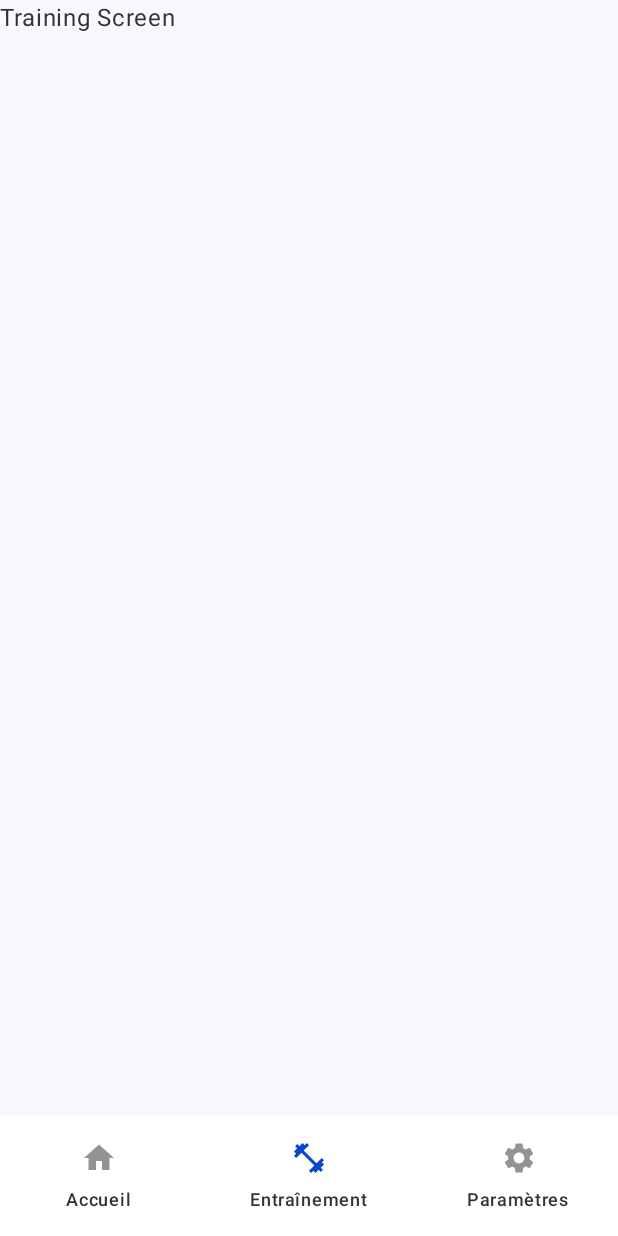
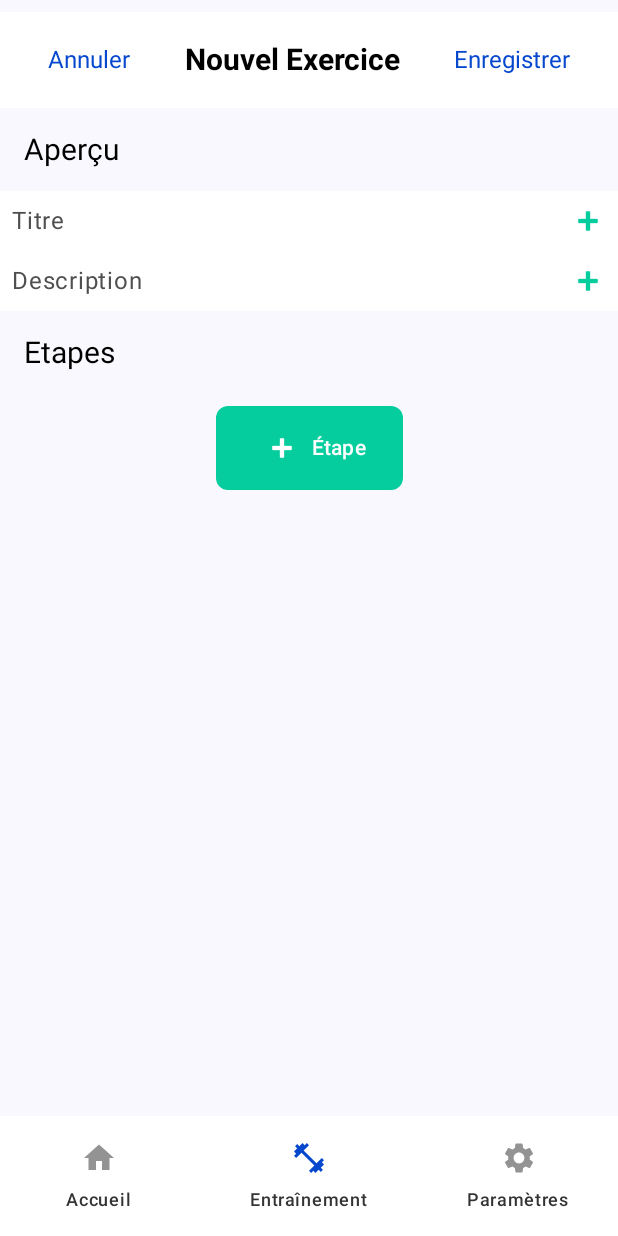
Before and after one commit to ourdjiniaymen/MyFitTracker, an Android app built with Jetpack Compose: the screen it shows after launch (MainActivity), item 2 of the bottom bar chosen, on a phone screen of 412 x 824 dp. Run offline under Robolectric (Android 15) with nearby library versions, the phone set to English and light mode, and no system bars.

Commit message:
add exercise and add step

```diff
--- a/app/src/main/java/fr/uge/myfittracker/MainActivity.kt
+++ b/app/src/main/java/fr/uge/myfittracker/MainActivity.kt
@@ -4,6 +4,7 @@ import android.os.Bundle
 import androidx.activity.ComponentActivity
 import androidx.activity.compose.setContent
 import androidx.activity.enableEdgeToEdge
+import androidx.compose.foundation.background
 import androidx.compose.foundation.layout.fillMaxSize
 import androidx.compose.foundation.layout.padding
 import androidx.compose.material3.Scaffold
@@ -15,6 +16,7 @@ import androidx.navigation.compose.rememberNavController
 import fr.uge.myfittracker.ui.navigation.BottomNavBar
 import fr.uge.myfittracker.ui.navigation.NavGraph
 import fr.uge.myfittracker.ui.theme.MyFitTrackerTheme
+import fr.uge.myfittracker.ui.theme.light
 
 class MainActivity : ComponentActivity() {
     override fun onCreate(savedInstanceState: Bundle?) {
@@ -31,6 +33,7 @@ class MainActivity : ComponentActivity() {
 fun MainScreen() {
     val navController = rememberNavController()
     Scaffold(
+        modifier = Modifier.background(color = light),
         bottomBar = { BottomNavBar(navController, darkTheme = false) }
     ) { innerPadding ->
         androidx.compose.foundation.layout.Box(modifier = Modifier.padding(innerPadding)) {
--- /dev/null
+++ b/app/src/main/java/fr/uge/myfittracker/ui/creation/AddExercise.kt
@@ -0,0 +1,262 @@
+package fr.uge.myfittracker.ui.creation
+
+import Step
+import android.util.Log
+import androidx.compose.foundation.background
+import androidx.compose.foundation.layout.*
+import androidx.compose.foundation.lazy.LazyColumn
+import androidx.compose.foundation.lazy.items
+import androidx.compose.foundation.shape.RoundedCornerShape
+import androidx.compose.foundation.text.BasicTextField
+import androidx.compose.material3.*
+import androidx.compose.runtime.*
+import androidx.compose.ui.Alignment
+import androidx.compose.ui.Modifier
+import androidx.compose.ui.draw.clip
+import androidx.compose.ui.graphics.Color
+import androidx.compose.ui.res.painterResource
+import androidx.compose.ui.text.TextStyle
+import androidx.compose.ui.text.font.FontWeight
+import androidx.compose.ui.text.input.TextFieldValue
+import androidx.compose.ui.text.style.TextAlign
+import androidx.compose.ui.unit.dp
+import androidx.compose.ui.unit.sp
+import fr.uge.myfittracker.ui.training.ExerciseViewModel
+import androidx.lifecycle.viewmodel.compose.viewModel
+import androidx.navigation.NavController
+import fr.uge.myfittracker.R
+import fr.uge.myfittracker.data.local.Exercise
+import fr.uge.myfittracker.ui.theme.black
+import fr.uge.myfittracker.ui.theme.colorPalette
+import fr.uge.myfittracker.ui.theme.darkGrey
+import fr.uge.myfittracker.ui.theme.darkerGrey
+import fr.uge.myfittracker.ui.theme.primary
+import fr.uge.myfittracker.ui.theme.secondary
+import kotlin.random.Random
+
+@OptIn(ExperimentalMaterial3Api::class)
+@Composable
+fun ExerciseScreen(navController: NavController, viewModel: ExerciseViewModel) {
+    val title by viewModel.title.collectAsState()
+    val description by viewModel.description.collectAsState()
+    var titleController by remember { mutableStateOf(TextFieldValue(title)) }
+    var descriptionController by remember { mutableStateOf(TextFieldValue(description)) }
+    val steps by viewModel.steps.collectAsState()
+    Log.i("test viewmodel", steps.toString())
+    Column(
+        modifier = Modifier
+            .padding(vertical = 8.dp)
+            .fillMaxSize(),
+    ) {
+        TopAppBar(
+            title = {
+                Text(
+                    text = "Nouvel Exercice",
+                    style = TextStyle(fontSize = 20.sp, fontWeight = FontWeight.Bold),
+                    textAlign = TextAlign.Center,
+                    modifier = Modifier.fillMaxWidth() // Occupe toute la largeur
+                )
+            },
+            navigationIcon = {
+                // Bouton à gauche
+                Button(
+                    onClick = { navController.popBackStack() },
+                    modifier = Modifier.padding(4.dp), // Ajustez le padding si nécessaire
+                    colors = ButtonDefaults.buttonColors(containerColor = Color.Transparent)
+                ) {
+                    Text(
+                        text = "Annuler",
+                        style = TextStyle(fontSize = 16.sp),
+                        color = secondary
+                    )
+                }
+            },
+            actions = {
+                // Bouton à droite
+                Button(
+                    onClick = {
+                        if (steps.isNotEmpty()) {
+                            viewModel.saveExercise(title, description)
+                            navController.popBackStack()
+                        } else {
+                        }
+                    },
+                    modifier = Modifier.padding(4.dp), // Ajustez le padding si nécessaire
+                    colors = ButtonDefaults.buttonColors(containerColor = Color.Transparent)
+                ) {
+                    Text(
+                        text = "Enregistrer",
+                        style = TextStyle(fontSize = 16.sp),
+                        color = secondary
+                    )
+                }
+            },
+            colors = TopAppBarDefaults.topAppBarColors(
+                containerColor = Color.White, // Couleur de fond de l'AppBar
+                titleContentColor = Color.Black, // Couleur du titre
+                actionIconContentColor = Color.White, // Couleur des icônes d'action
+                navigationIconContentColor = Color.White // Couleur de l'icône de navigation
+            )
+        )
+        Text(
+            style = TextStyle(fontSize = 20.sp),
+            text = "Aperçu",
+            modifier = Modifier
+                .padding(16.dp)
+                .fillMaxWidth(),
+            color = Color.Black
+        )
+
+        InputTextField(
+            value = titleController,
+            onValueChange = {titleController = it },
+            placeholder = "Titre",
+            icon = painterResource(id = android.R.drawable.ic_input_add)
+        )
+
+        InputTextField(
+            value = descriptionController,
+            onValueChange = { descriptionController = it },
+            placeholder = "Description",
+            icon = painterResource(id = android.R.drawable.ic_input_add)
+        )
+        Text(
+            style = TextStyle(fontSize = 20.sp),
+            text = "Etapes",
+            modifier = Modifier
+                .padding(16.dp)
+                .fillMaxWidth(),
+            color = Color.Black
+        )
+        // Liste des étapes
+        LazyColumn {
+            items(steps) { step ->
+                StepItem(step)
+            }
+        }
+
+        // Bouton Ajouter Étape
+        Button(
+            onClick = {
+                viewModel.updateTitle(titleController.text)
+                viewModel.updateDescription(descriptionController.text)
+                navController.navigate("stepScreen")
+            },
+            modifier = Modifier
+                .align(Alignment.CenterHorizontally)
+                .padding(8.dp),
+            shape = RoundedCornerShape(8.dp),
+            colors = ButtonDefaults.buttonColors(
+                containerColor = primary,
+                contentColor = Color.White
+            )
+        ) {
+            Row(
+                verticalAlignment = Alignment.CenterVertically
+            ) {
+                Icon(
+                    painter = painterResource(id = android.R.drawable.ic_input_add),
+                    contentDescription = "Icon",
+                    modifier = Modifier
+                        .padding(8.dp)
+                        .size(24.dp),
+                    tint = Color.White
+                )
+                Text("Étape", color = Color.White)
+            }
+        }
+    }
+}
+
+@Composable
+fun InputTextField(
+    value: TextFieldValue,
+    onValueChange: (TextFieldValue) -> Unit,
+    placeholder: String,
+    icon: Any
+) {
+    Row(
+        modifier = Modifier
+            .fillMaxWidth()
+            .background(color = Color.White),
+        verticalAlignment = Alignment.CenterVertically
+    ) {
+        BasicTextField(
+            value = value,
+            onValueChange = onValueChange,
+            modifier = Modifier
+                .weight(1f)
+                .padding(8.dp),
+            decorationBox = { innerTextField ->
+                if (value.text.isEmpty()) {
+                    Text(
+                        text = placeholder,
+                        color = darkerGrey
+                    )
+                }
+                innerTextField()
+            }
+        )
+        Icon(
+            painter = icon as androidx.compose.ui.graphics.painter.Painter,
+            contentDescription = "Icon",
+            modifier = Modifier
+                .padding(8.dp)
+                .size(24.dp),
+            tint = primary
+        )
+    }
+}
+
+@Composable
+fun StepItem(step: Step) {
+    val randomColor = colorPalette[Random.nextInt(0, colorPalette.size)]
+    Row(
+        modifier = Modifier
+            .fillMaxWidth()
+            .height(120.dp)
+            .clip(RoundedCornerShape(topStart = 8.dp, bottomStart = 8.dp))
+            .padding(16.dp)
+            .background(color = Color.White),
+        verticalAlignment = Alignment.CenterVertically
+    ) {
+        Box(
+            modifier = Modifier
+                .width(8.dp) // Largeur de la barre
+                .fillMaxHeight()
+                .clip(RoundedCornerShape(topStart = 8.dp, bottomStart = 8.dp))
+                .background(randomColor) // Couleur de la barre
+        )
+
+        Column(
+            modifier = Modifier
+                .padding(8.dp)
+                .weight(1f)
+        ) {
+            Text(
+                text = step.type.name,
+                style = TextStyle(fontSize = 16.sp),
+
+                color = darkGrey
+            )
+            Text(
+                text = step.title,
+                style = TextStyle(fontSize = 20.sp, fontWeight = FontWeight.Bold),
+
+                color = black
+            )
+            Text(
+                text = step.objectiveToString(),
+                style = TextStyle(fontSize = 16.sp),
+
+                color = darkGrey
+            )
+        }
+        Icon(
+            painter = painterResource(id = R.drawable.right_icon), // Icône flèche vers le bas
+            contentDescription = "Menu déroulant",
+            modifier = Modifier.size(24.dp),
+            tint = darkGrey
+        )
+    }
+}
--- /dev/null
+++ b/app/src/main/java/fr/uge/myfittracker/ui/creation/ExerciseViewModel.kt
@@ -0,0 +1,60 @@
+package fr.uge.myfittracker.ui.training
+
+import Step
+import android.util.Log
+import androidx.lifecycle.ViewModel
+import androidx.lifecycle.viewModelScope
+import fr.uge.myfittracker.data.local.Exercise
+import kotlinx.coroutines.flow.MutableStateFlow
+import kotlinx.coroutines.flow.StateFlow
+import kotlinx.coroutines.flow.asStateFlow
+import kotlinx.coroutines.flow.update
+import kotlinx.coroutines.launch
+
+class ExerciseViewModel : ViewModel() {
+    private val _steps = MutableStateFlow<List<Step>>(emptyList())
+    val steps: StateFlow<List<Step>> get() = _steps.asStateFlow()
+
+    // Liste des exercices enregistrés
+    private val _exercises = MutableStateFlow<List<Exercise>>(emptyList())
+    val exercises: StateFlow<List<Exercise>> get() = _exercises.asStateFlow()
+
+    // Titre et description de l'exercice
+    private val _title = MutableStateFlow("")
+    val title: StateFlow<String> get() = _title.asStateFlow()
+
+    private val _description = MutableStateFlow("")
+    val description: StateFlow<String> get() = _description.asStateFlow()
+
+    // Mettre à jour le titre
+    fun updateTitle(newTitle: String) {
+        Log.i("title update",_title.value )
+        _title.value = newTitle
+        Log.i("title to add",newTitle )
+    }
+
+    // Mettre à jour la description
+    fun updateDescription(newDescription: String) {
+        _description.value = newDescription
+    }
+
+    fun addStep(step: Step) {
+        viewModelScope.launch {
+            _steps.update { it + step }
+            Log.i("test step", _steps.value.toString())
+        }
+    }
+
+    fun saveExercise(title: String, description: String) {
+        viewModelScope.launch {
+            val newExercise = Exercise(
+                title = title,
+                description = description,
+                steps = _steps.value // Utilise les étapes actuelles
+            )
+            _exercises.update { it + newExercise }
+            _steps.update { emptyList() } // Réinitialise les étapes après enregistrement
+            Log.i("ExerciseViewModel", "Exercise saved: ${newExercise.title}")
+        }
+    }
+}
--- a/app/src/main/java/fr/uge/myfittracker/ui/navigation/NavGraph.kt
+++ b/app/src/main/java/fr/uge/myfittracker/ui/navigation/NavGraph.kt
@@ -1,15 +1,22 @@
 package fr.uge.myfittracker.ui.navigation
 
+import androidx.compose.material3.DropdownMenuItem
+import androidx.compose.material3.Text
 import androidx.compose.runtime.Composable
+import androidx.lifecycle.viewmodel.compose.viewModel
 import androidx.navigation.NavHostController
 import androidx.navigation.compose.NavHost
 import androidx.navigation.compose.composable
+import fr.uge.myfittracker.ui.creation.ExerciseScreen
+import fr.uge.myfittracker.ui.creation.StepScreen
 import fr.uge.myfittracker.ui.home.HomeScreen
 import fr.uge.myfittracker.ui.settings.SettingsScreen
+import fr.uge.myfittracker.ui.training.ExerciseViewModel
 import fr.uge.myfittracker.ui.training.TrainingScreen
 
 @Composable
 fun NavGraph(navController: NavHostController) {
+    val viewModel: ExerciseViewModel = viewModel()
     NavHost(
         navController = navController,
         startDestination = BottomNavItem.Home.navRoute
@@ -18,10 +25,13 @@ fun NavGraph(navController: NavHostController) {
             HomeScreen()
         }
         composable(BottomNavItem.Train.navRoute) {
-            TrainingScreen()
+            ExerciseScreen(navController, viewModel)
         }
         composable(BottomNavItem.Settings.navRoute) {
             SettingsScreen()
         }
+        composable("stepScreen") {
+            StepScreen(navController, viewModel)
+        }
     }
 }
--- a/app/src/main/java/fr/uge/myfittracker/ui/theme/Color.kt
+++ b/app/src/main/java/fr/uge/myfittracker/ui/theme/Color.kt
@@ -25,3 +25,24 @@ val borderSecondary = Color(0xFFE6E6E6) // Secondary borders
 val black = Color(0xFF232323)
 val darkGrey = Color(0xFF939393)
 val darkerGrey = Color(0xFF4F4F4F)
+
+val colorPalette = listOf(
+    Color(0xFFEF5350), // Rouge
+    Color(0xFFEC407A), // Rose
+    Color(0xFFAB47BC), // Violet
+    Color(0xFF7E57C2), // Violet foncé
+    Color(0xFF5C6BC0), // Bleu
+    Color(0xFF42A5F5), // Bleu clair
+    Color(0xFF26C6DA), // Cyan
+    Color(0xFF26A69A), // Vert bleu
+    Color(0xFF66BB6A), // Vert
+    Color(0xFF9CCC65), // Vert clair
+    Color(0xFFD4E157), // Jaune vert
+    Color(0xFFFFEE58), // Jaune
+    Color(0xFFFFCA28), // Jaune orangé
+    Color(0xFFFFA726), // Orange
+    Color(0xFFFF7043), // Orange foncé
+    Color(0xFF8D6E63), // Marron
+    Color(0xFFBDBDBD), // Gris
+    Color(0xFF78909C)  // Gris bleu
+)
```
Also changed, not shown: app/src/main/java/fr/uge/myfittracker/data/local/Exercise.kt (added, +9 -0 lines), app/src/main/java/fr/uge/myfittracker/data/local/Step.kt (added, +56 -0 lines), app/src/main/java/fr/uge/myfittracker/ui/creation/AddStep.kt (added, +280 -0 lines), app/src/main/res/drawable/down.png (added), app/src/main/res/drawable/right_icon.png (added), app/src/main/res/drawable/up_down_icon.png (added).
